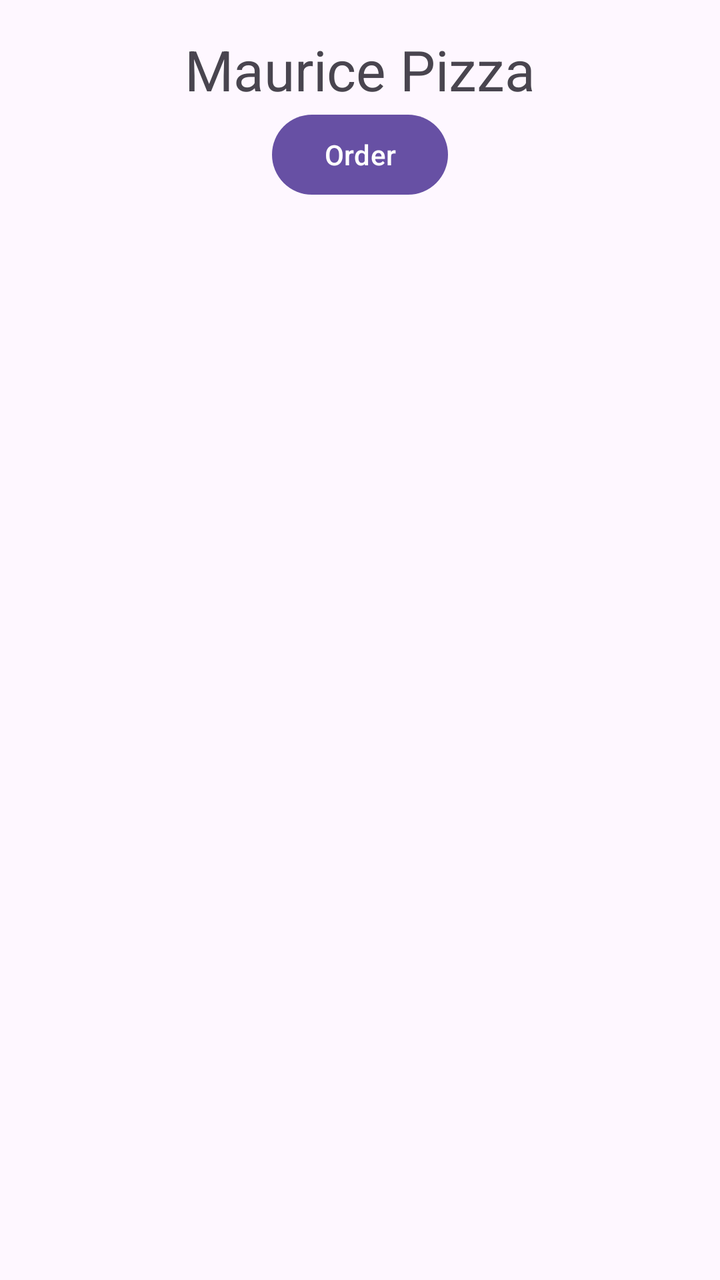
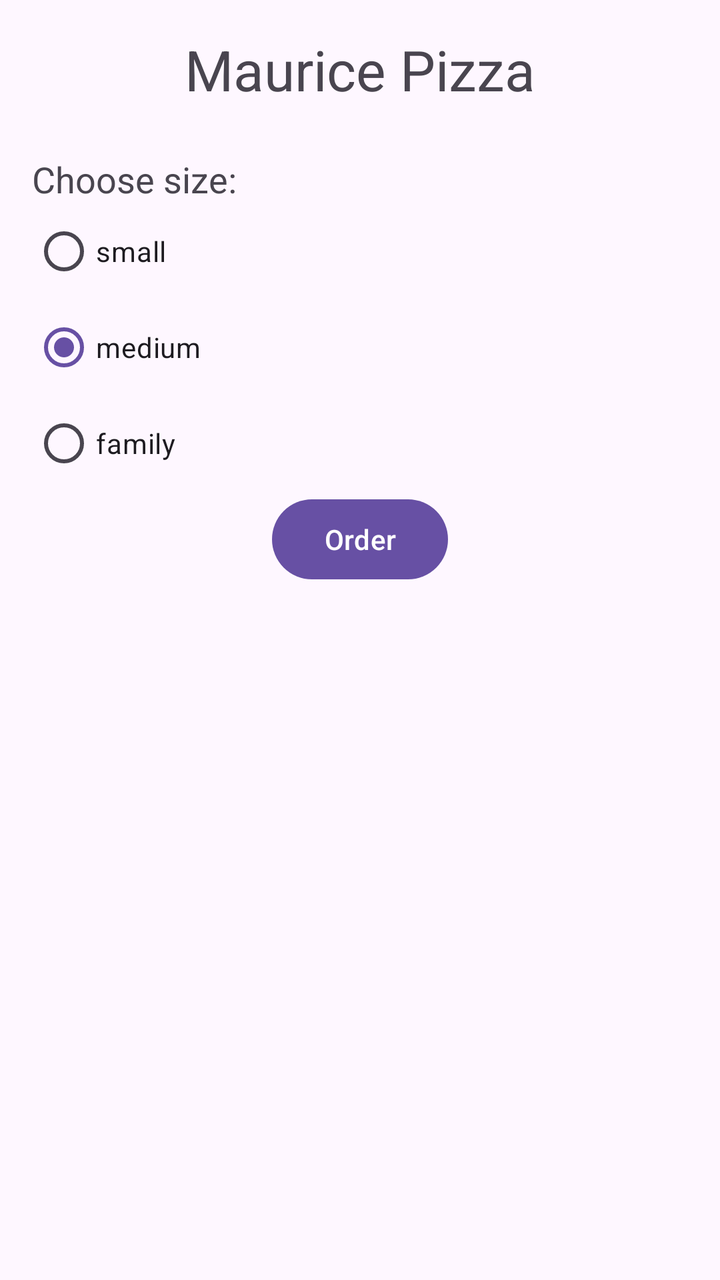

Screens rendered from an Android XML layout before and after an edit, with the pre-edit source and the edit as a unified diff.
<!-- AndroidManifest.xml: application theme Theme.PizzaOrder -->
<!-- res/layout/activity_main.xml -->
<?xml version="1.0" encoding="utf-8"?>
<LinearLayout xmlns:android="http://schemas.android.com/apk/res/android"
    android:id="@+id/main"
    android:layout_width="match_parent"
    android:layout_height="match_parent"
    android:orientation="vertical"
    android:padding="16dp">

    

    <TextView
        android:id="@+id/tvTitle"
        android:layout_width="match_parent"
        android:layout_height="wrap_content"
        android:text="Maurice Pizza"
        android:gravity="center"
        android:textSize="28dp"/>

    <Button
        android:id="@+id/btnOrder"
        android:layout_width="wrap_content"
        android:layout_height="wrap_content"
        android:text="Order"
        android:layout_gravity="center_horizontal"/>
</LinearLayout>
<!-- resources referenced by this layout -->
<resources>
  <style name="Theme.PizzaOrder" parent="Base.Theme.PizzaOrder" />
  <style name="Base.Theme.PizzaOrder" parent="Theme.Material3.DayNight.NoActionBar">
          
          
      </style>
</resources>

<!-- the commit's change to res/layout/activity_main.xml (unified diff, before → after) -->
@@ -16,6 +16,41 @@
         android:gravity="center"
         android:textSize="28dp"/>
 
+    <TextView
+        android:id="@+id/tvSizeLabel"
+        android:layout_width="wrap_content"
+        android:layout_height="wrap_content"
+        android:layout_marginTop="24dp"
+        android:text="Choose size:"
+        android:textSize="18sp" />
+
+    <RadioGroup
+        android:id="@+id/rgSize"
+        android:layout_width="match_parent"
+        android:layout_height="wrap_content"
+        android:orientation="vertical">
+
+        <RadioButton
+            android:id="@+id/rbSmall"
+            android:layout_width="wrap_content"
+            android:layout_height="wrap_content"
+            android:text="small"/>
+
+        <RadioButton
+            android:id="@+id/rbMedium"
+            android:layout_width="wrap_content"
+            android:layout_height="wrap_content"
+            android:text="medium"
+            android:checked="true"/>
+
+        <RadioButton
+            android:id="@+id/rbLarge"
+            android:layout_width="wrap_content"
+            android:layout_height="wrap_content"
+            android:text="family" />
+
+    </RadioGroup>
+
     <Button
         android:id="@+id/btnOrder"
         android:layout_width="wrap_content"
